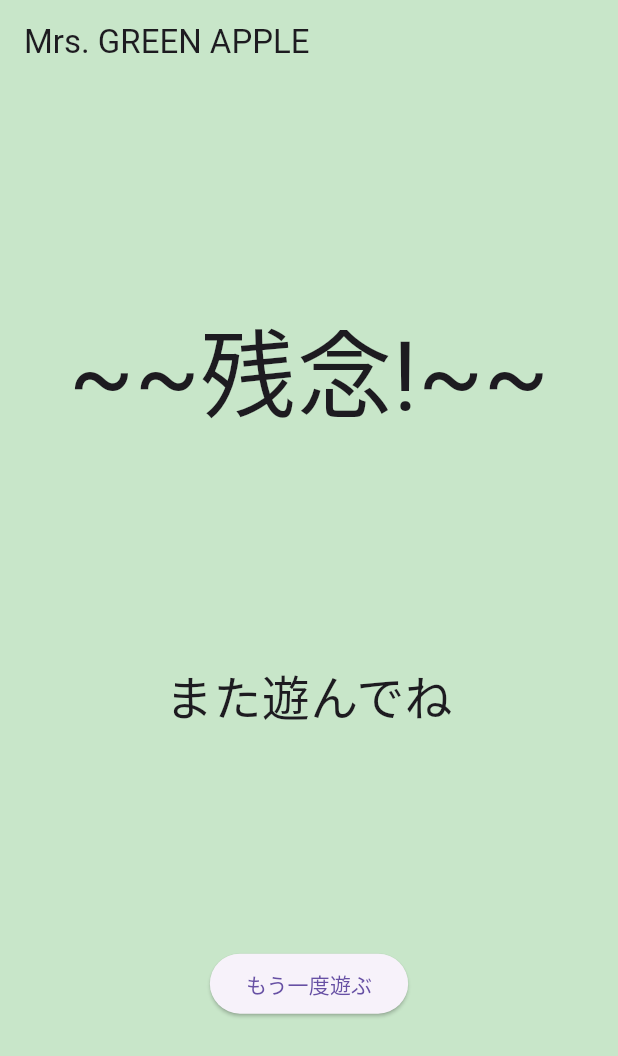
After one commit to genkikneg/guess_the_song, a Flutter app: the WrongResult screen opened by its route, on a phone screen of 412 x 824 dp. The commit adds this screen. Shown: the top 1056 px of the screen. Run offline on Flutter 3.47's test engine with Material 3 defaults, Android fonts, the light colour scheme and no system bars; our stand-ins replace cloud_firestore, firebase_core, flutter_riverpod, go_router; accounts and stored records are empty.

```diff
--- a/lib/result.dart
+++ b/lib/result.dart
@@ -17,6 +17,7 @@ class Result extends StatelessWidget {
       ),
       body: Center(
           child: Column(
+        mainAxisAlignment: MainAxisAlignment.spaceEvenly,
         children: [
           const Text(
             '~~正解!~~',
--- /dev/null
+++ b/lib/wrong_result.dart
@@ -0,0 +1,37 @@
+import 'package:flutter/material.dart';
+import 'package:go_router/go_router.dart';
+
+class WrongResult extends StatelessWidget {
+  const WrongResult({super.key});
+
+  @override
+  Widget build(BuildContext context) {
+    return Scaffold(
+      backgroundColor: Colors.green[100],
+      appBar: AppBar(
+        automaticallyImplyLeading: false,
+        backgroundColor: Colors.green[100],
+        title: const Text('Mrs. GREEN APPLE'),
+      ),
+      body: Center(
+          child: Column(
+        mainAxisAlignment: MainAxisAlignment.spaceEvenly,
+        children: [
+          const Text(
+            '~~残念!~~',
+            style: TextStyle(fontSize: 64),
+            textAlign: TextAlign.center,
+          ),
+          const Text(
+            'また遊んでね',
+            style: TextStyle(fontSize: 32),
+            textAlign: TextAlign.center,
+          ),
+          ElevatedButton(
+              onPressed: () => context.go('/play'),
+              child: const Text('もう一度遊ぶ')),
+        ],
+      )),
+    );
+  }
+}
```
Also changed, not shown: lib/ans_button.dart (+13 -6 lines), lib/heart.dart (added, +114 -0 lines), lib/main.dart (+27 -32 lines), lib/router.dart (+7 -0 lines), lib/search_page.dart (+5 -4 lines).
